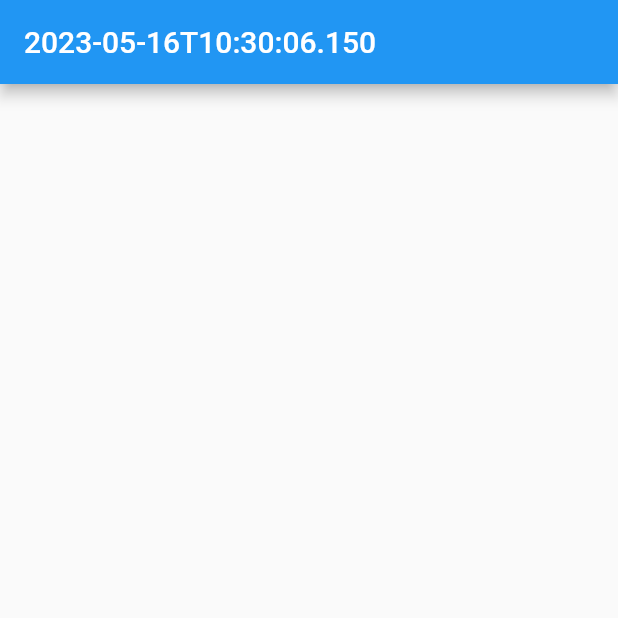
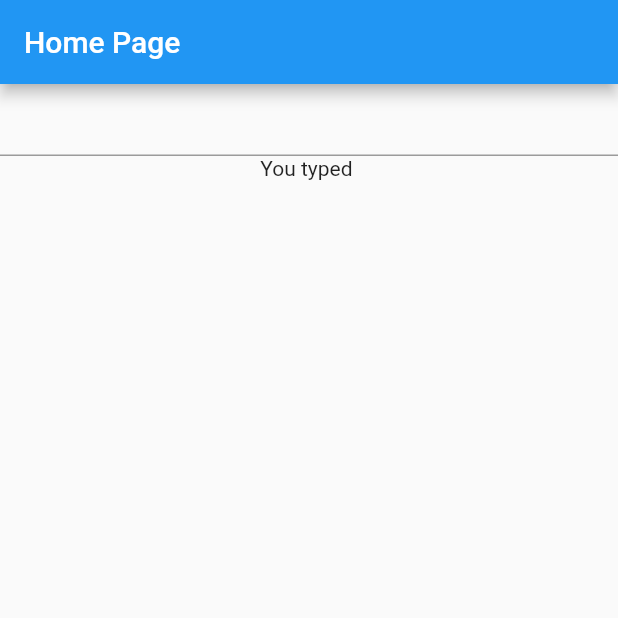
Before and after one commit to amanat-2003/flutter_hooks_app, a Flutter app: the screen it shows after launch, on a phone screen of 412 x 824 dp, the top half of it. Run offline on Flutter 3.47's test engine with Material 2 defaults, Android fonts, the phone set to English and light mode, and no system bars; our stand-ins replace flutter_hooks.

Commit message:
example 2 completed

```diff
--- a/lib/main.dart
+++ b/lib/main.dart
@@ -1,7 +1,5 @@
 import 'package:flutter/material.dart';
 import 'package:flutter_hooks/flutter_hooks.dart';
-
-// Check a commit
 
 void main() {
   runApp(const MyApp());
@@ -33,11 +31,27 @@ class HomePage extends HookWidget {
 
   @override
   Widget build(BuildContext context) {
-    final datetime = useStream(getTime());
-
+    final controller = useTextEditingController();
+    final text = useState('');
+    useEffect(() {
+      print('useEffect called');
+      controller.addListener(() {
+        print('controller changed');
+        text.value = controller.text;
+      });
+      return null;
+    }, [controller]);
     return Scaffold(
       appBar: AppBar(
-        title: Text(datetime.data ?? 'datetime.data is null'),
+        title: const Text('Home Page'),
+      ),
+      body: Column(
+        children: [
+          TextField(
+            controller: controller,
+          ),
+          Text('You typed ${text.value}'),
+        ],
       ),
     );
   }
```
